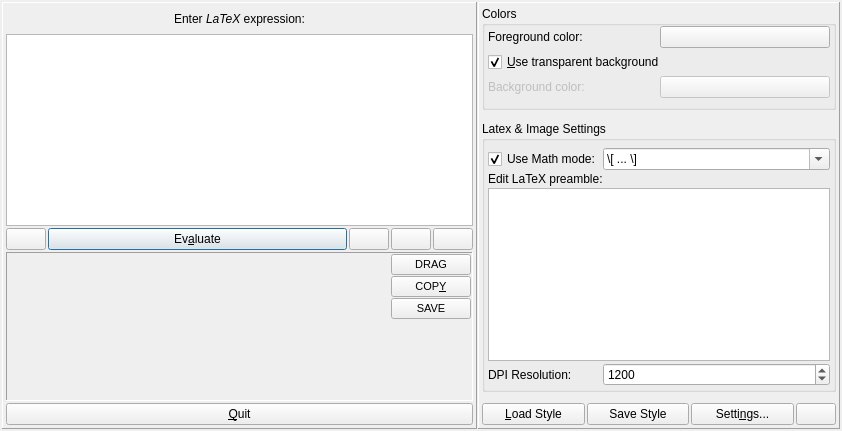
Above: src/klfmainwinui.ui from CryFeiFei/klatexformula before the change. Below: the same form after it.
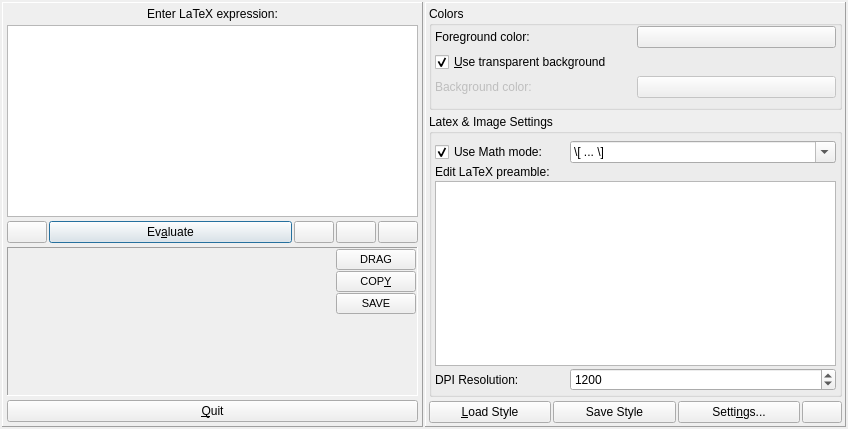
That is the form after the change. Icons and pictures are not drawn. Custom widgets are drawn as their Qt base class.

Patch:
```diff
--- a/src/klfmainwinui.ui
+++ b/src/klfmainwinui.ui
@@ -7,8 +7,8 @@
    <rect>
     <x>0</x>
     <y>0</y>
-    <width>842</width>
-    <height>431</height>
+    <width>848</width>
+    <height>429</height>
    </rect>
   </property>
   <property name="windowTitle" >
@@ -18,18 +18,21 @@
    <iconset>
     <normaloff>:/pix/hi16-app-klatexformula.png</normaloff>:/pix/hi16-app-klatexformula.png</iconset>
   </property>
-  <layout class="QHBoxLayout" name="horizontalLayout" >
+  <layout class="QHBoxLayout" name="horizontalLayout_2" >
    <property name="spacing" >
-    <number>1</number>
-   </property>
-   <property name="sizeConstraint" >
-    <enum>QLayout::SetMinAndMaxSize</enum>
+    <number>2</number>
    </property>
    <property name="margin" >
     <number>2</number>
    </property>
    <item>
     <widget class="QFrame" name="frmMain" >
+     <property name="sizePolicy" >
+      <sizepolicy vsizetype="Preferred" hsizetype="Preferred" >
+       <horstretch>1</horstretch>
+       <verstretch>0</verstretch>
+      </sizepolicy>
+     </property>
      <property name="frameShape" >
       <enum>QFrame::Panel</enum>
      </property>
@@ -37,22 +40,28 @@
       <enum>QFrame::Raised</enum>
      </property>
      <layout class="QVBoxLayout" name="verticalLayout_2" >
+      <property name="spacing" >
+       <number>4</number>
+      </property>
+      <property name="margin" >
+       <number>4</number>
+      </property>
       <item>
        <widget class="QLabel" name="lblPromptMain" >
-        <property name="minimumSize" >
-         <size>
-          <width>0</width>
-          <height>26</height>
-         </size>
+        <property name="sizePolicy" >
+         <sizepolicy vsizetype="Fixed" hsizetype="Preferred" >
+          <horstretch>0</horstretch>
+          <verstretch>0</verstretch>
+         </sizepolicy>
         </property>
         <property name="text" >
-         <string>Enter &lt;i>LaTeX&lt;/i> expression:</string>
+         <string>Enter LaTeX expression:</string>
         </property>
         <property name="alignment" >
          <set>Qt::AlignCenter</set>
         </property>
         <property name="wordWrap" >
-         <bool>true</bool>
+         <bool>false</bool>
         </property>
         <property name="buddy" >
          <cstring>txtLatex</cstring>
@@ -73,6 +82,9 @@
         <property name="undoRedoEnabled" >
          <bool>true</bool>
         </property>
+        <property name="lineWrapMode" >
+         <enum>QTextEdit::WidgetWidth</enum>
+        </property>
         <property name="readOnly" >
          <bool>false</bool>
         </property>
@@ -82,7 +94,7 @@
        </widget>
       </item>
       <item>
-       <layout class="QHBoxLayout" >
+       <layout class="QHBoxLayout" name="lyt" >
         <property name="spacing" >
          <number>2</number>
         </property>
@@ -361,7 +373,13 @@
     </widget>
    </item>
    <item>
-    <widget class="QFrame" name="frame" >
+    <widget class="QFrame" name="frmDetails" >
+     <property name="sizePolicy" >
+      <sizepolicy vsizetype="Preferred" hsizetype="Preferred" >
+       <horstretch>1</horstretch>
+       <verstretch>0</verstretch>
+      </sizepolicy>
+     </property>
      <property name="frameShape" >
       <enum>QFrame::Panel</enum>
      </property>
@@ -370,7 +388,7 @@
      </property>
      <layout class="QVBoxLayout" name="verticalLayout" >
       <property name="spacing" >
-       <number>11</number>
+       <number>4</number>
       </property>
       <property name="margin" >
        <number>3</number>
@@ -550,7 +568,7 @@
        </widget>
       </item>
       <item>
-       <layout class="QHBoxLayout" >
+       <layout class="QHBoxLayout" name="horizontalLayout" >
         <property name="spacing" >
          <number>2</number>
         </property>
```
Left out of the diff: 44 changed lines with no effect on the pictures.
